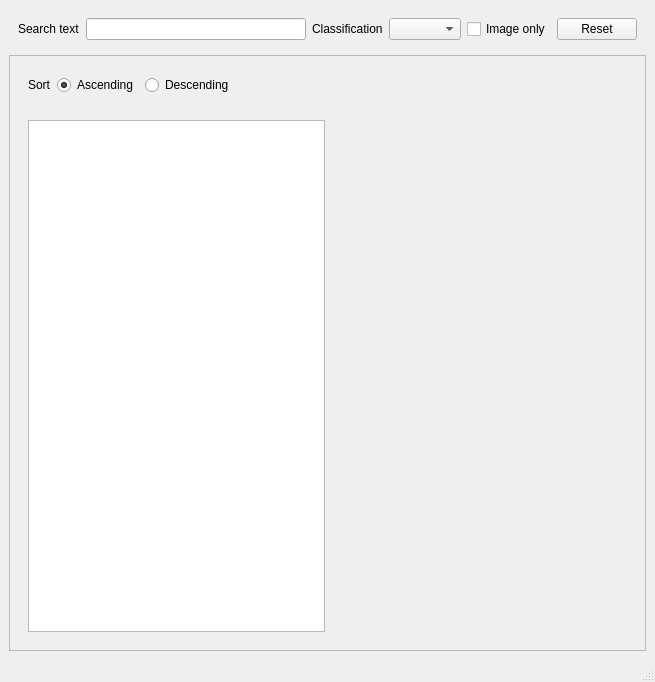
First picture: the form in metsearch/metsearch.ui, repository bernardlebelpro/apple, before the edit.
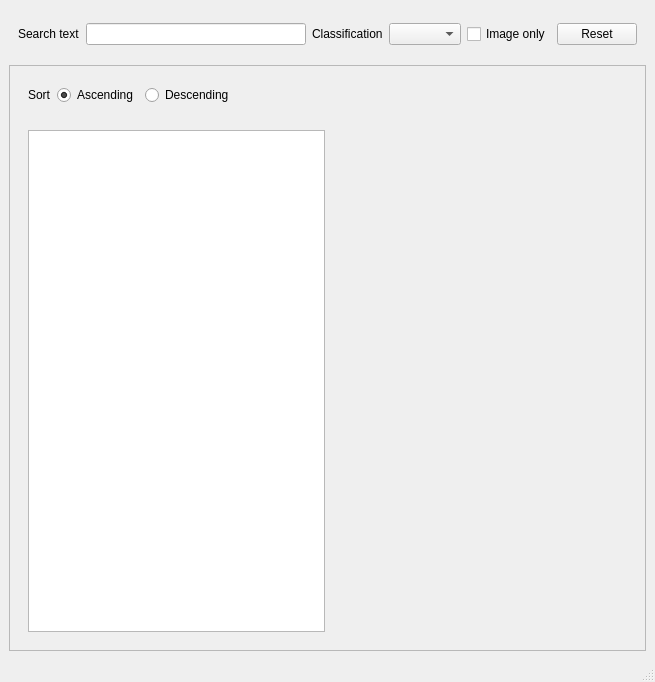
Second picture: the form after the edit.

Patch:
```diff
--- a/metsearch/metsearch.ui
+++ b/metsearch/metsearch.ui
@@ -43,13 +43,13 @@
         <property name="minimumSize">
          <size>
           <width>0</width>
-          <height>40</height>
+          <height>50</height>
          </size>
         </property>
         <property name="maximumSize">
          <size>
           <width>16777215</width>
-          <height>40</height>
+          <height>50</height>
          </size>
         </property>
         <layout class="QHBoxLayout" name="horizontalLayout_3">
```
Left out of the diff: 2 changed lines with no effect on the pictures.
